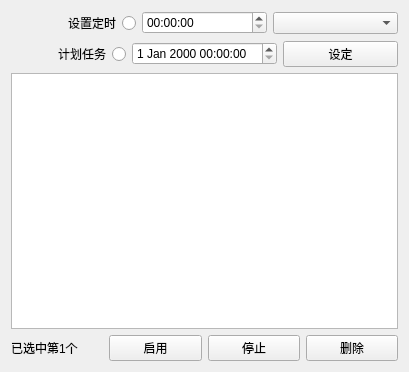
muyulong/pi_gateway, file task/task.ui: the form before one commit.
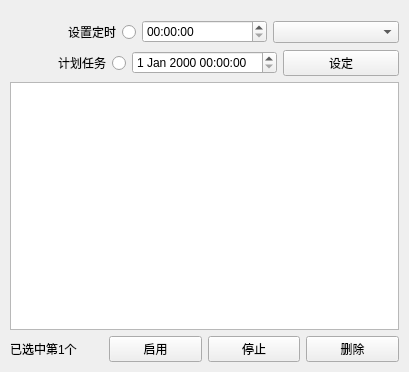
The form after the commit.

Patch:
```diff
--- a/task/task.ui
+++ b/task/task.ui
@@ -14,6 +14,18 @@
    <string>task</string>
   </property>
   <layout class="QVBoxLayout" name="verticalLayout_2">
+   <property name="leftMargin">
+    <number>10</number>
+   </property>
+   <property name="topMargin">
+    <number>20</number>
+   </property>
+   <property name="rightMargin">
+    <number>10</number>
+   </property>
+   <property name="bottomMargin">
+    <number>10</number>
+   </property>
    <item>
     <layout class="QVBoxLayout" name="verticalLayout">
      <item>
```
